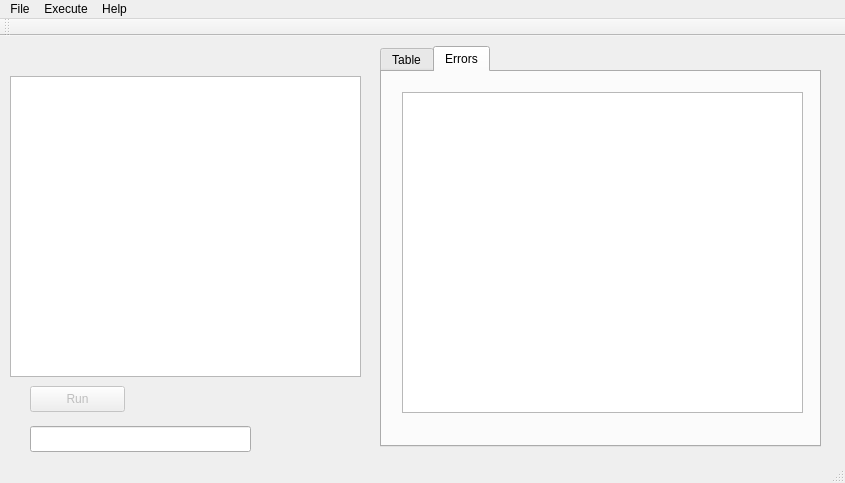
Old version of the form turi/mainwindow.ui in the repository traumgedanken/turing-visual.
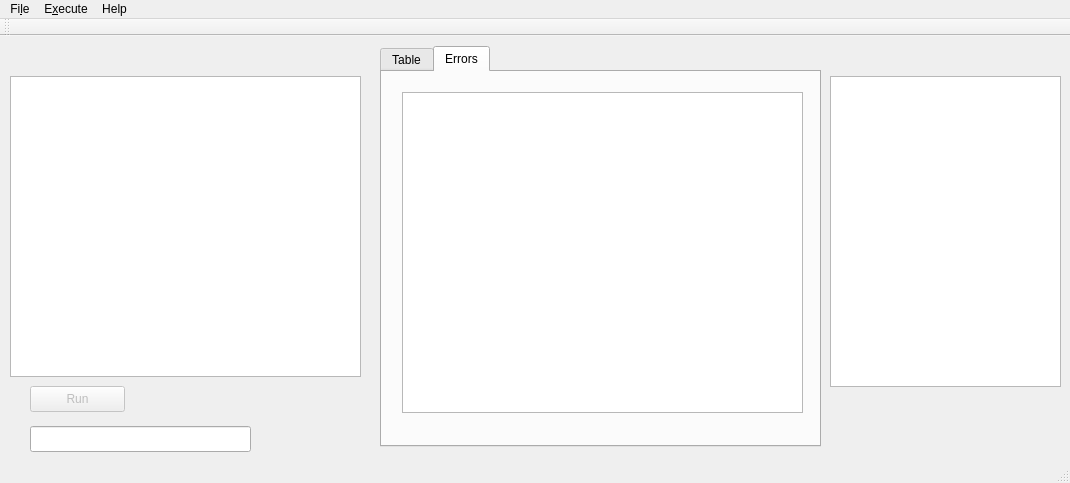
New version of the form.

Diff of the .ui file:
```diff
--- a/turi/mainwindow.ui
+++ b/turi/mainwindow.ui
@@ -6,7 +6,7 @@
    <rect>
     <x>0</x>
     <y>0</y>
-    <width>845</width>
+    <width>1070</width>
     <height>483</height>
    </rect>
   </property>
@@ -140,6 +140,16 @@
      </widget>
     </widget>
    </widget>
+   <widget class="QTextEdit" name="textEdit">
+    <property name="geometry">
+     <rect>
+      <x>830</x>
+      <y>40</y>
+      <width>231</width>
+      <height>311</height>
+     </rect>
+    </property>
+   </widget>
   </widget>
   <widget class="QStatusBar" name="statusBar"/>
   <widget class="QToolBar" name="mainToolBar">
@@ -155,13 +165,13 @@
     <rect>
      <x>0</x>
      <y>0</y>
-     <width>845</width>
-     <height>23</height>
+     <width>1070</width>
+     <height>24</height>
     </rect>
    </property>
    <widget class="QMenu" name="menuFile">
     <property name="title">
-     <string>File</string>
+     <string>Fi&amp;le</string>
     </property>
     <addaction name="actionOpen"/>
     <addaction name="actionSave"/>
@@ -170,7 +180,7 @@
    </widget>
    <widget class="QMenu" name="menuRun">
     <property name="title">
-     <string>Execute</string>
+     <string>E&amp;xecute</string>
     </property>
     <addaction name="actionBuild"/>
     <addaction name="actionRun"/>
```
Left out of the diff: 18 changed lines with no effect on the pictures.
